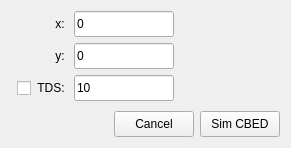
Before: the Qt Designer form frames/cbedframe.ui in JJPPeters/clTEM, drawn with Qt 5.
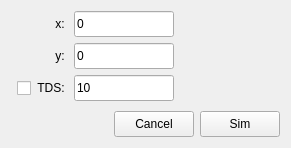
After: the same form once the commit is applied.

The edit to the form file:
```diff
--- a/frames/cbedframe.ui
+++ b/frames/cbedframe.ui
@@ -75,7 +75,7 @@
         </size>
        </property>
        <property name="text">
-        <string>Sim CBED</string>
+        <string>Sim</string>
        </property>
       </widget>
      </item>
```
